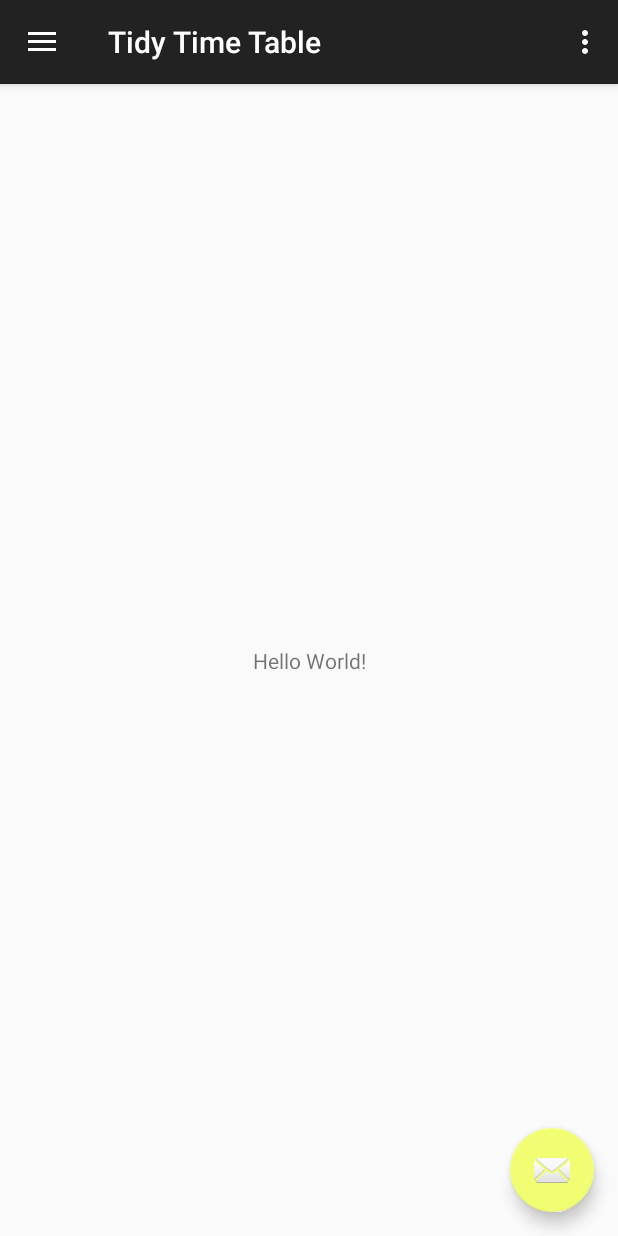
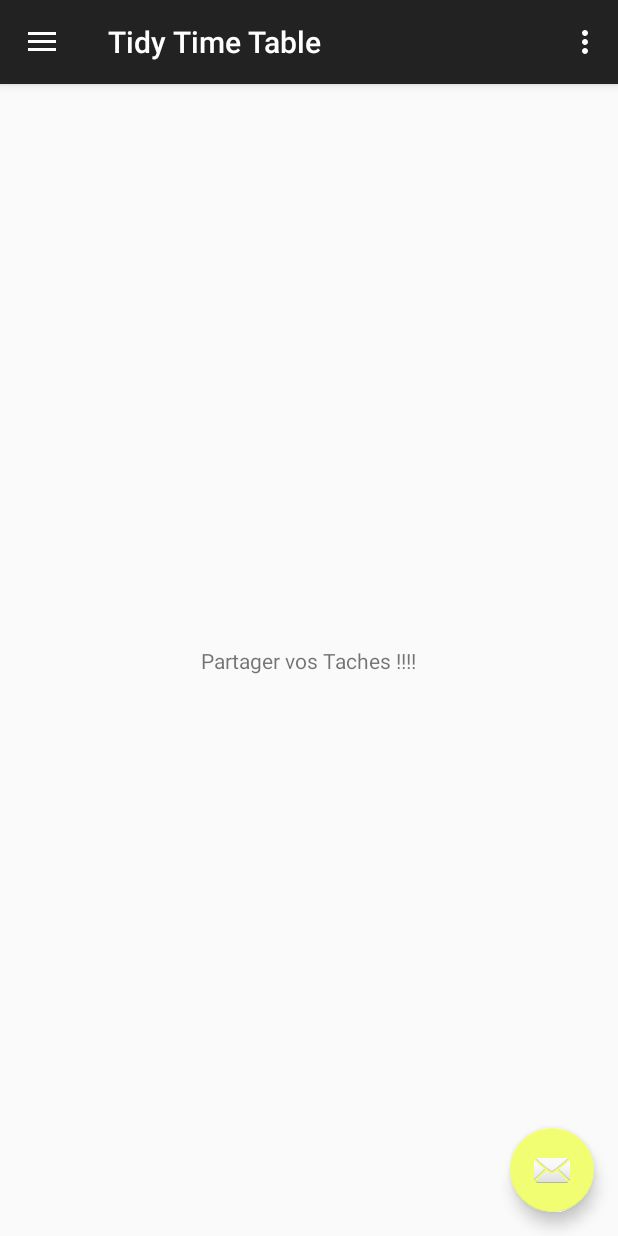
Before and after one commit to Mohdali69/Tidy-Time-Table, an Android app: the Premiere_Page screen opened directly, with no data from a screen before it, in the side drawer, after a tap on "Partager", on a phone screen of 412 x 824 dp. Run offline under Robolectric (Android 15) with nearby library versions, the phone set to English and light mode, and no system bars.

Commit message:
Ajouts des Fragment Taches Routines Profil Envoyer Partager_Frag.java

```diff
--- /dev/null
+++ b/app/src/main/java/com/example/mohdali/tidytimetable/Ajouter_Taches_Frag.java
@@ -0,0 +1,18 @@
+package com.example.mohdali.tidytimetable;
+
+import android.os.Bundle;
+import android.support.annotation.NonNull;
+import android.support.annotation.Nullable;
+import android.support.v4.app.Fragment;
+import android.view.LayoutInflater;
+import android.view.View;
+import android.view.ViewGroup;
+
+public class Ajouter_Taches_Frag extends Fragment {
+    @Nullable
+    @Override
+    public View onCreateView(@NonNull LayoutInflater inflater, @Nullable ViewGroup container, @Nullable Bundle savedInstanceState) {
+        View myView = inflater.inflate(R.layout.frag_ajouter_taches,container,false);
+        return myView;
+    }
+}
--- /dev/null
+++ b/app/src/main/java/com/example/mohdali/tidytimetable/Partager_Frag.java
@@ -0,0 +1,18 @@
+package com.example.mohdali.tidytimetable;
+
+import android.os.Bundle;
+import android.support.annotation.NonNull;
+import android.support.annotation.Nullable;
+import android.support.v4.app.Fragment;
+import android.view.LayoutInflater;
+import android.view.View;
+import android.view.ViewGroup;
+
+public class Partager_Frag extends Fragment {
+    @Nullable
+    @Override
+    public View onCreateView(@NonNull LayoutInflater inflater, @Nullable ViewGroup container, @Nullable Bundle savedInstanceState) {
+        View myView = inflater.inflate(R.layout.frag_partager,container,false);
+        return myView;
+    }
+}
--- a/app/src/main/java/com/example/mohdali/tidytimetable/Premiere_Page.java
+++ b/app/src/main/java/com/example/mohdali/tidytimetable/Premiere_Page.java
@@ -4,6 +4,7 @@ import android.os.Bundle;
 import android.support.design.widget.FloatingActionButton;
 import android.support.design.widget.NavigationView;
 import android.support.design.widget.Snackbar;
+import android.support.v4.app.FragmentManager;
 import android.support.v4.view.GravityCompat;
 import android.support.v4.widget.DrawerLayout;
 import android.support.v7.app.ActionBarDrawerToggle;
@@ -12,6 +13,7 @@ import android.support.v7.widget.Toolbar;
 import android.view.Menu;
 import android.view.MenuItem;
 import android.view.View;
+import android.widget.Toast;
 
 public class Premiere_Page extends AppCompatActivity
         implements NavigationView.OnNavigationItemSelectedListener {
@@ -80,17 +82,31 @@ public class Premiere_Page extends AppCompatActivity
         // Handle navigation view item clicks here.
         int id = item.getItemId();
 
-        if (id == R.id.nav_camera) {
-            // Handle the camera action
-        } else if (id == R.id.nav_gallery) {
+        if (id == R.id.nav_ajouter_taches) {
+            FragmentManager fm = getSupportFragmentManager();
+            fm.beginTransaction().replace(R.id.main,new Ajouter_Taches_Frag()).commit();
+            Toast.makeText(this,"Ajouter des taches test",Toast.LENGTH_LONG).show();
+        } else if (id == R.id.nav_taches) {
+            FragmentManager fm = getSupportFragmentManager();
+            fm.beginTransaction().replace(R.id.main,new Mes_Taches_Frag()).commit();
+            Toast.makeText(this,"Mes Taches test",Toast.LENGTH_LONG).show();
+        } else if (id == R.id.nav_routines) {
+            FragmentManager fm = getSupportFragmentManager();
+            fm.beginTransaction().replace(R.id.main,new Routines_Frag()).commit();
+            Toast.makeText(this,"Mettre des Routines test",Toast.LENGTH_LONG).show();
+        } else if (id == R.id.nav_profil) {
+            FragmentManager fm = getSupportFragmentManager();
+            fm.beginTransaction().replace(R.id.main,new Profil_Frag()).commit();
+            Toast.makeText(this,"Regarder vos Profil test",Toast.LENGTH_LONG).show();
+        } else if (id == R.id.nav_partager) {
+            FragmentManager fm = getSupportFragmentManager();
+            fm.beginTransaction().replace(R.id.main,new Partager_Frag()).commit();
+            Toast.makeText(this,"Partager des taches test",Toast.LENGTH_LONG).show();
 
-        } else if (id == R.id.nav_slideshow) {
-
-        } else if (id == R.id.nav_manage) {
-
-        } else if (id == R.id.nav_share) {
-
-        } else if (id == R.id.nav_send) {
+        } else if (id == R.id.nav_envoyer) {
+            FragmentManager fm = getSupportFragmentManager();
+            fm.beginTransaction().replace(R.id.main,new Envoyer_Frag()).commit();
+            Toast.makeText(this,"Envoyer des taches test",Toast.LENGTH_LONG).show();
 
         }
 
--- a/app/src/main/res/layout/content_premiere__page.xml
+++ b/app/src/main/res/layout/content_premiere__page.xml
@@ -6,15 +6,8 @@
     android:layout_height="match_parent"
     app:layout_behavior="@string/appbar_scrolling_view_behavior"
     tools:context=".Premiere_Page"
-    tools:showIn="@layout/app_bar_premiere__page">
+    tools:showIn="@layout/app_bar_premiere__page"
+    android:id="@+id/main">
 
-    <TextView
-        android:layout_width="wrap_content"
-        android:layout_height="wrap_content"
-        android:text="Hello World!"
-        app:layout_constraintBottom_toBottomOf="parent"
-        app:layout_constraintLeft_toLeftOf="parent"
-        app:layout_constraintRight_toRightOf="parent"
-        app:layout_constraintTop_toTopOf="parent" />
 
 </android.support.constraint.ConstraintLayout>
--- /dev/null
+++ b/app/src/main/res/layout/frag_partager.xml
@@ -0,0 +1,16 @@
+<?xml version="1.0" encoding="utf-8"?>
+<android.support.constraint.ConstraintLayout xmlns:android="http://schemas.android.com/apk/res/android"
+    android:layout_width="match_parent"
+    android:layout_height="match_parent"
+    xmlns:app="http://schemas.android.com/apk/res-auto">
+
+    <TextView
+        android:layout_width="wrap_content"
+        android:layout_height="wrap_content"
+        android:text="Partager vos Taches !!!!"
+        app:layout_constraintBottom_toBottomOf="parent"
+        app:layout_constraintLeft_toLeftOf="parent"
+        app:layout_constraintRight_toRightOf="parent"
+        app:layout_constraintTop_toTopOf="parent" />
+
+</android.support.constraint.ConstraintLayout>
--- a/app/src/main/res/menu/activity_premiere__page_drawer.xml
+++ b/app/src/main/res/menu/activity_premiere__page_drawer.xml
@@ -5,19 +5,19 @@
 
     <group android:checkableBehavior="single">
         <item
-            android:id="@+id/nav_camera"
+            android:id="@+id/nav_ajouter_taches"
             android:icon="@drawable/ic_menu_add"
             android:title="Ajouter une Tâche" />
         <item
-            android:id="@+id/nav_gallery"
+            android:id="@+id/nav_taches"
             android:icon="@drawable/ic_menu_taches"
             android:title="Mes Tâches" />
         <item
-            android:id="@+id/nav_slideshow"
+            android:id="@+id/nav_routines"
             android:icon="@drawable/ic_menu_routine"
             android:title="Routines" />
         <item
-            android:id="@+id/nav_manage"
+            android:id="@+id/nav_profil"
             android:icon="@drawable/ic_group_black"
             android:title="Profile" />
     </group>
@@ -25,11 +25,11 @@
     <item android:title="Communication">
         <menu>
             <item
-                android:id="@+id/nav_share"
+                android:id="@+id/nav_partager"
                 android:icon="@drawable/ic_menu_share"
                 android:title="Partager" />
             <item
-                android:id="@+id/nav_send"
+                android:id="@+id/nav_envoyer"
                 android:icon="@drawable/ic_menu_send"
                 android:title="Envoyer" />
         </menu>
```
Also changed, not shown: app/src/main/AndroidManifest.xml (+3 -4 lines), app/src/main/java/com/example/mohdali/tidytimetable/Envoyer_Frag.java (added, +18 -0 lines), app/src/main/java/com/example/mohdali/tidytimetable/Mes_Taches_Frag.java (added, +18 -0 lines), app/src/main/java/com/example/mohdali/tidytimetable/Profil_Frag.java (added, +18 -0 lines), app/src/main/java/com/example/mohdali/tidytimetable/Routines_Frag.java (added, +18 -0 lines), app/src/main/res/layout/frag_ajouter_taches.xml (added, +16 -0 lines), app/src/main/res/layout/frag_envoyer.xml (added, +16 -0 lines), app/src/main/res/layout/frag_profil.xml (added, +16 -0 lines), app/src/main/res/layout/frag_routines.xml (added, +16 -0 lines), app/src/main/res/layout/frag_taches.xml (added, +16 -0 lines).
